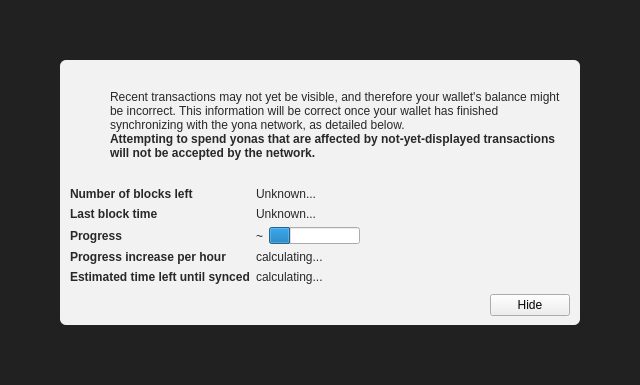
PaladeumBlockchain/Paladeum, file src/qt/forms/modaloverlay.ui: the form before one commit.
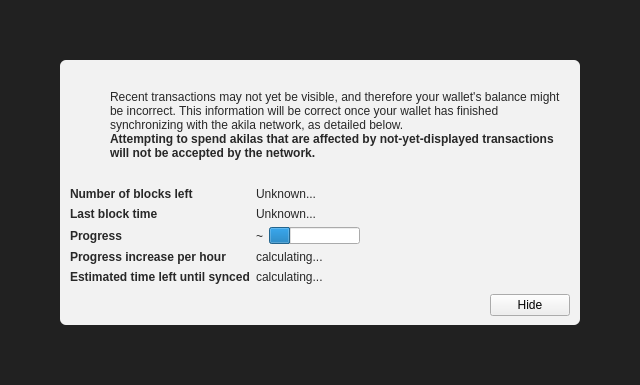
The form after the commit. Icons and pictures are not drawn. Custom widgets are drawn as their Qt base class.

Commit message: Rename Yona -> Akila

```diff
--- a/src/qt/forms/modaloverlay.ui
+++ b/src/qt/forms/modaloverlay.ui
@@ -130,7 +130,7 @@
              <item>
               <widget class="QLabel" name="infoText">
                <property name="text">
-                <string>Recent transactions may not yet be visible, and therefore your wallet's balance might be incorrect. This information will be correct once your wallet has finished synchronizing with the yona network, as detailed below.</string>
+                <string>Recent transactions may not yet be visible, and therefore your wallet's balance might be incorrect. This information will be correct once your wallet has finished synchronizing with the akila network, as detailed below.</string>
                </property>
                <property name="textFormat">
                 <enum>Qt::RichText</enum>
@@ -149,7 +149,7 @@
                 </font>
                </property>
                <property name="text">
-                <string>Attempting to spend yonas that are affected by not-yet-displayed transactions will not be accepted by the network.</string>
+                <string>Attempting to spend akilas that are affected by not-yet-displayed transactions will not be accepted by the network.</string>
                </property>
                <property name="textFormat">
                 <enum>Qt::RichText</enum>
```
The commit also changes 1092 other files.
